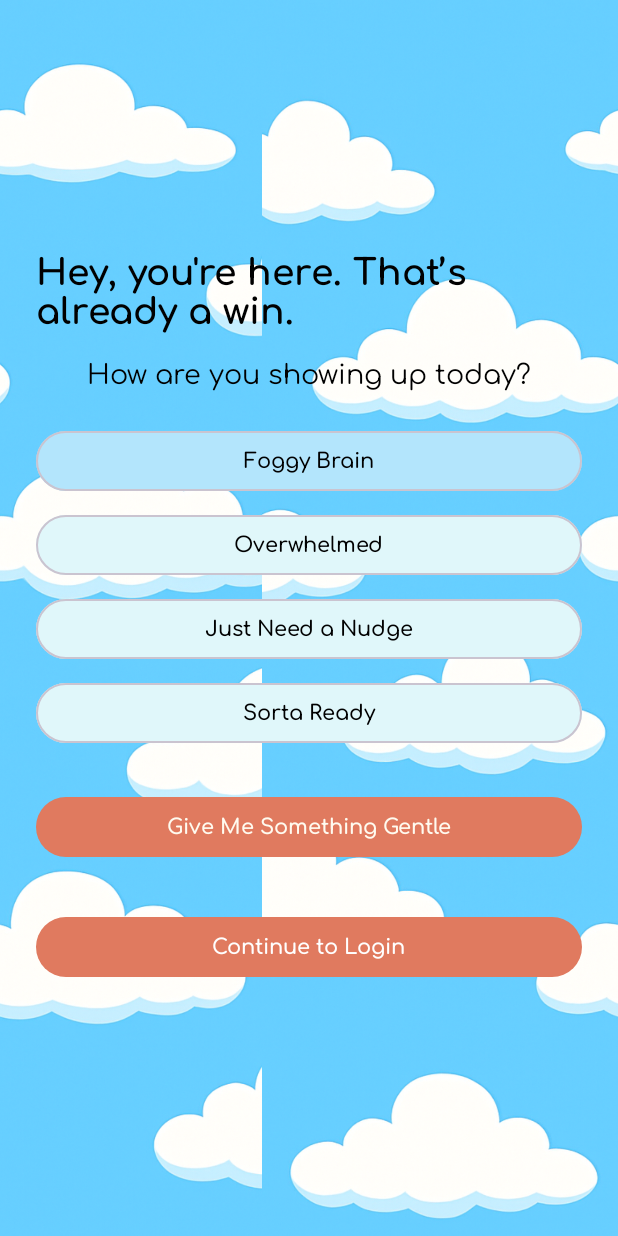
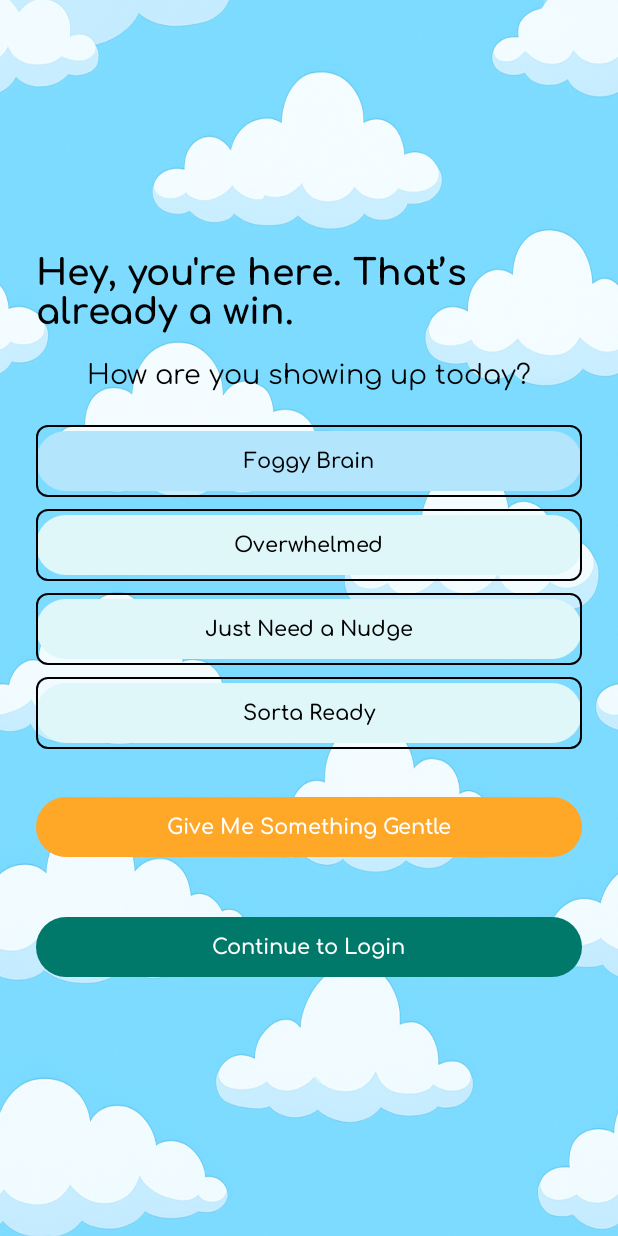
Before and after one commit to SarasotaSmile20/Done-ish, an Android app built with Jetpack Compose: the screen it shows after launch (MainActivity), after a tap on "Foggy Brain", on a phone screen of 412 x 824 dp. Run offline under Robolectric (Android 15) with nearby library versions, the phone set to English and light mode, and no system bars.

```diff
--- a/app/src/main/java/com/example/done_ishapp/DoneishWelcomeScreen.kt
+++ b/app/src/main/java/com/example/done_ishapp/DoneishWelcomeScreen.kt
@@ -1,9 +1,9 @@
-
 package com.example.done_ishapp
 
 import androidx.compose.animation.core.*
 import androidx.compose.foundation.Image
 import androidx.compose.foundation.background
+import androidx.compose.foundation.border
 import androidx.compose.foundation.layout.*
 import androidx.compose.foundation.rememberScrollState
 import androidx.compose.foundation.verticalScroll
@@ -29,15 +29,38 @@ import com.example.done_ishapp.R
 @Composable
 fun DoneishWelcomeScreen(navController: NavController) {
     val moods = listOf("Foggy Brain", "Overwhelmed", "Just Need a Nudge", "Sorta Ready")
+    val moodMessages = mapOf(
+        "Foggy Brain" to listOf(
+            "Let’s try just 2 minutes. That’s enough.",
+            "You don’t need to think clearly to start. Just start.",
+            "One foggy step still moves you forward."
+        ),
+        "Overwhelmed" to listOf(
+            "Let’s pick *one* tiny step. You’re not alone.",
+            "Everything doesn’t need to be done today.",
+            "One brick at a time still builds a house."
+        ),
+        "Just Need a Nudge" to listOf(
+            "I got you. Let’s break the inertia together.",
+            "Small spark. Big shift.",
+            "One action is all it takes to get rolling."
+        ),
+        "Sorta Ready" to listOf(
+            "Let’s build on that spark. Want to start something?",
+            "Ride the wave—you’re almost already in motion.",
+            "Sorta ready is ready enough!"
+        )
+    )
+
     var selectedMood by remember { mutableStateOf<String?>(null) }
     var message by remember { mutableStateOf("") }
 
     Box(
         modifier = Modifier
             .fillMaxSize()
-            .background(Color(0xFF87CEEB))
+            .background(Color(0xFF87CEEB)) // Sky blue
     ) {
-        // Cloud Animation Layer
+        // Cloud Animation
         BoxWithConstraints(modifier = Modifier.fillMaxSize().zIndex(0f)) {
             val screenWidth = constraints.maxWidth
             val screenWidthDp = with(LocalDensity.current) { screenWidth.toDp() }
@@ -52,28 +75,28 @@ fun DoneishWelcomeScreen(navController: NavController) {
                 )
             )
 
+            val offsetDp = offsetX.dp
+
             Image(
                 painter = painterResource(R.drawable.clouds),
                 contentDescription = null,
-                contentScale = ContentScale.FillHeight,
+                contentScale = ContentScale.FillBounds,
                 modifier = Modifier
-                    .fillMaxHeight()
-                    .wrapContentWidth()
-                    .offset(x = (-offsetX).dp)
+                    .fillMaxSize()
+                    .offset(x = -offsetDp)
             )
 
             Image(
                 painter = painterResource(R.drawable.clouds),
                 contentDescription = null,
-                contentScale = ContentScale.FillHeight,
+                contentScale = ContentScale.FillBounds,
                 modifier = Modifier
-                    .fillMaxHeight()
-                    .wrapContentWidth()
-                    .offset(x = (screenWidthDp - offsetX.dp))
+                    .fillMaxSize()
+                    .offset(x = screenWidthDp - offsetDp)
             )
         }
 
-        // Foreground Content
+        // Foreground UI
         Column(
             modifier = Modifier
                 .fillMaxSize()
@@ -98,15 +121,18 @@ fun DoneishWelcomeScreen(navController: NavController) {
             moods.forEach { mood ->
                 val isSelected = selectedMood == mood
                 Button(
-                    onClick = { selectedMood = mood },
+                    onClick = {
+                        selectedMood = mood
+                        message = ""
+                    },
                     colors = ButtonDefaults.buttonColors(
                         containerColor = if (isSelected) Color(0xFFB3E5FC) else Color(0xFFE0F7FA),
                         contentColor = Color.Black
                     ),
                     modifier = Modifier
                         .fillMaxWidth()
-                        .padding(vertical = 4.dp),
-                    border = ButtonDefaults.outlinedButtonBorder
+                        .padding(vertical = 4.dp)
+                        .border(1.dp, Color.Black, shape = MaterialTheme.shapes.small)
                 ) {
                     Text(text = mood)
                 }
@@ -116,18 +142,15 @@ fun DoneishWelcomeScreen(navController: NavController) {
 
             Button(
                 onClick = {
-                    message = when (selectedMood) {
-                        "Foggy Brain" -> "Let’s try just 2 minutes. That’s enough."
-                        "Overwhelmed" -> "Let’s pick *one* tiny step. You’re not alone."
-                        "Just Need a Nudge" -> "I got you. Let’s break the inertia together."
-                        "Sorta Ready" -> "Let’s build on that spark. Want to start something?"
-                        else -> "Pick a mood above so I can meet you there 💛"
-                    }
+                    message = selectedMood?.let { mood ->
+                        moodMessages[mood]?.random() ?: ""
+                    } ?: ""
                 },
                 enabled = selectedMood != null,
-                modifier = Modifier.fillMaxWidth()
+                modifier = Modifier.fillMaxWidth(),
+                colors = ButtonDefaults.buttonColors(containerColor = Color(0xFFFFA726))
             ) {
-                Text("Give Me Something Gentle")
+                Text("Give Me Something Gentle", color = Color.White)
             }
 
             if (message.isNotEmpty()) {
@@ -144,7 +167,8 @@ fun DoneishWelcomeScreen(navController: NavController) {
                 Spacer(modifier = Modifier.height(32.dp))
                 Button(
                     onClick = { navController.navigate("login") },
-                    modifier = Modifier.fillMaxWidth()
+                    modifier = Modifier.fillMaxWidth(),
+                    colors = ButtonDefaults.buttonColors(containerColor = Color(0xFF00796B))
                 ) {
                     Text("Continue to Login", color = Color.White)
                 }
```
Also changed, not shown: app/src/main/res/drawable/clouds.png.
